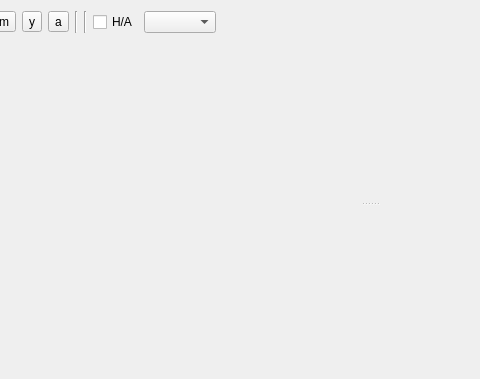
First picture: the form in src/widgets/price_chart_widget.ui, repository biddisco/lxqt-build-tools, before the edit; both pictures show x 149 to 629 and y 0 to 379 of the 1038 by 379 pixel window.
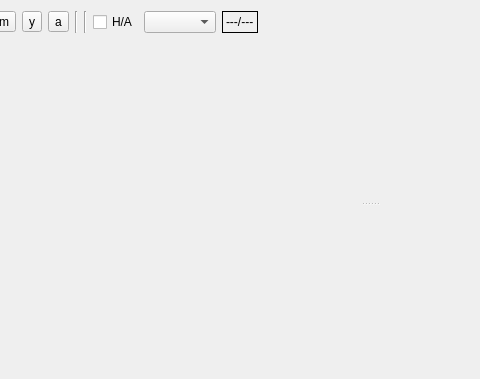
Second picture: the form after the edit.

The edit to the form file:
```diff
--- a/src/widgets/price_chart_widget.ui
+++ b/src/widgets/price_chart_widget.ui
@@ -89,6 +89,31 @@
      <item>
       <widget class="QComboBox" name="candle_res"/>
      </item>
+     <item>
+      <widget class="QLabel" name="ticker">
+       <property name="sizePolicy">
+        <sizepolicy hsizetype="Preferred" vsizetype="Preferred">
+         <horstretch>0</horstretch>
+         <verstretch>0</verstretch>
+        </sizepolicy>
+       </property>
+       <property name="minimumSize">
+        <size>
+         <width>0</width>
+         <height>0</height>
+        </size>
+       </property>
+       <property name="frameShape">
+        <enum>QFrame::Box</enum>
+       </property>
+       <property name="text">
+        <string>---/---</string>
+       </property>
+       <property name="scaledContents">
+        <bool>false</bool>
+       </property>
+      </widget>
+     </item>
      <item>
       <spacer name="horizontalSpacer">
        <property name="orientation">
```
